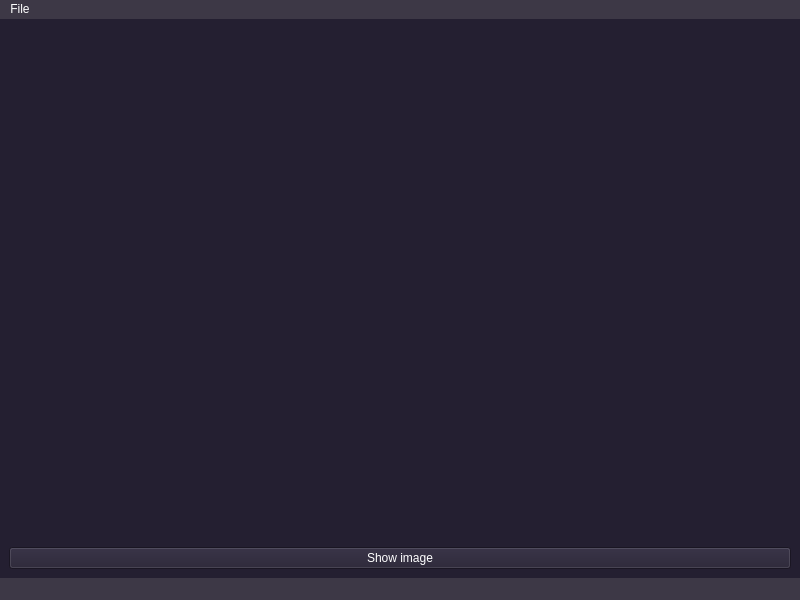
The window that trabalho-final-pi/form.ui (solid-titans/Trabalho-Final-PI) describes before a commit, drawn with Qt 5.
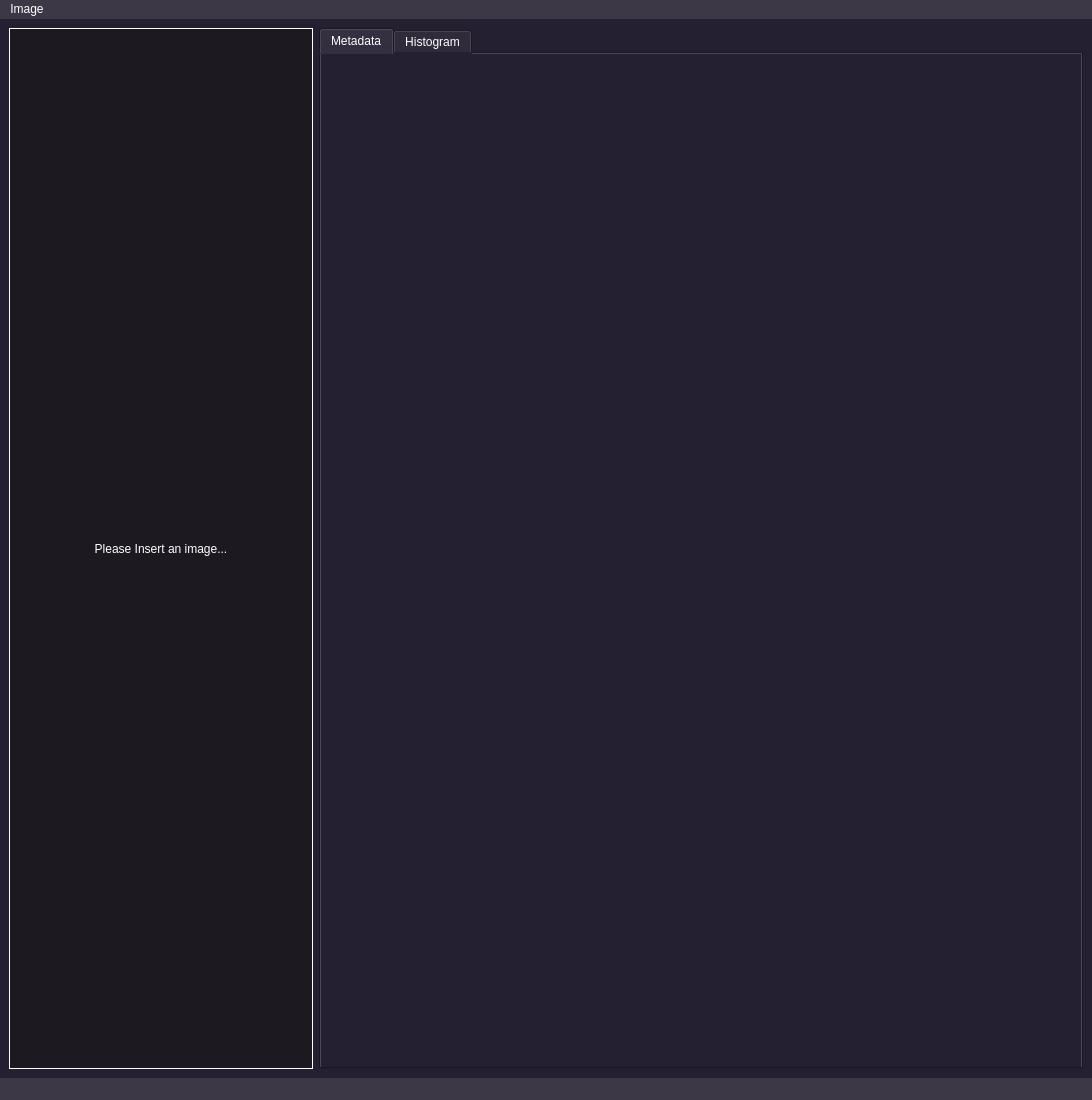
The same window after the commit. The open tabs and pages were chosen to show the change.

Commit message: feat: adicionado histograma

```diff
--- a/trabalho-final-pi/form.ui
+++ b/trabalho-final-pi/form.ui
@@ -6,8 +6,8 @@
    <rect>
     <x>0</x>
     <y>0</y>
-    <width>800</width>
-    <height>600</height>
+    <width>1092</width>
+    <height>1100</height>
    </rect>
   </property>
   <property name="windowTitle">
@@ -24,26 +24,94 @@
    </property>
    <layout class="QHBoxLayout" name="horizontalLayout">
     <item>
-     <layout class="QVBoxLayout" name="verticalLayout">
-      <item alignment="Qt::AlignHCenter|Qt::AlignVCenter">
-       <widget class="QLabel" name="imageLabel">
-        <property name="autoFillBackground">
-         <bool>false</bool>
-        </property>
-        <property name="styleSheet">
-         <string notr="true"/>
-        </property>
-        <property name="text">
-         <string/>
-        </property>
-       </widget>
-      </item>
+     <layout class="QHBoxLayout" name="horizontalLayout_3">
       <item>
-       <widget class="QPushButton" name="showImageButton">
-        <property name="text">
-         <string>Show image</string>
+       <layout class="QHBoxLayout" name="horizontalLayout_2" stretch="0,0">
+        <property name="spacing">
+         <number>6</number>
         </property>
-       </widget>
+        <property name="sizeConstraint">
+         <enum>QLayout::SetDefaultConstraint</enum>
+        </property>
+        <item>
+         <widget class="QLabel" name="imageLabel">
+          <property name="sizePolicy">
+           <sizepolicy hsizetype="Preferred" vsizetype="Preferred">
+            <horstretch>50</horstretch>
+            <verstretch>0</verstretch>
+           </sizepolicy>
+          </property>
+          <property name="minimumSize">
+           <size>
+            <width>0</width>
+            <height>0</height>
+           </size>
+          </property>
+          <property name="autoFillBackground">
+           <bool>false</bool>
+          </property>
+          <property name="styleSheet">
+           <string notr="true">background-color: rgb(28, 25, 32);
+border-color: rgb(119, 118, 123);</string>
+          </property>
+          <property name="frameShape">
+           <enum>QFrame::Box</enum>
+          </property>
+          <property name="text">
+           <string>Please Insert an image...</string>
+          </property>
+          <property name="alignment">
+           <set>Qt::AlignCenter</set>
+          </property>
+         </widget>
+        </item>
+        <item>
+         <widget class="QTabWidget" name="tabWidget">
+          <property name="sizePolicy">
+           <sizepolicy hsizetype="Preferred" vsizetype="Preferred">
+            <horstretch>0</horstretch>
+            <verstretch>0</verstretch>
+           </sizepolicy>
+          </property>
+          <property name="minimumSize">
+           <size>
+            <width>764</width>
+            <height>0</height>
+           </size>
+          </property>
+          <property name="maximumSize">
+           <size>
+            <width>764</width>
+            <height>16777215</height>
+           </size>
+          </property>
+          <property name="currentIndex">
+           <number>1</number>
+          </property>
+          <widget class="QWidget" name="imageMetadata">
+           <property name="sizePolicy">
+            <sizepolicy hsizetype="Preferred" vsizetype="Preferred">
+             <horstretch>0</horstretch>
+             <verstretch>0</verstretch>
+            </sizepolicy>
+           </property>
+           <attribute name="title">
+            <string>Metadata</string>
+           </attribute>
+          </widget>
+          <widget class="QWidget" name="imageInformation">
+           <attribute name="title">
+            <string>Histogram</string>
+           </attribute>
+           <layout class="QHBoxLayout" name="horizontalLayout_4">
+            <item>
+             <layout class="QVBoxLayout" name="imageInfoColumn"/>
+            </item>
+           </layout>
+          </widget>
+         </widget>
+        </item>
+       </layout>
       </item>
      </layout>
     </item>
@@ -54,13 +122,13 @@
     <rect>
      <x>0</x>
      <y>0</y>
-     <width>800</width>
+     <width>1092</width>
      <height>23</height>
     </rect>
    </property>
    <widget class="QMenu" name="menuFile">
     <property name="title">
-     <string>File</string>
+     <string>Image</string>
     </property>
     <addaction name="openFile"/>
     <addaction name="SaveFile"/>
```
Left out of the diff: 23 changed lines with no effect on the pictures. The commit also changes 2 other files.
